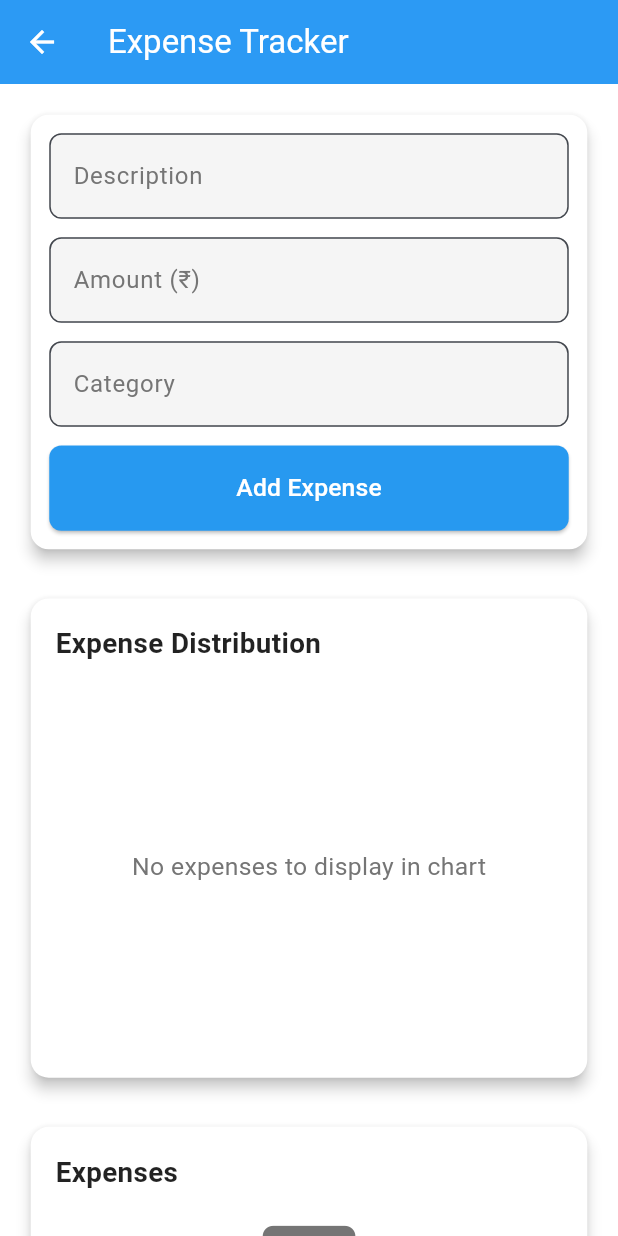
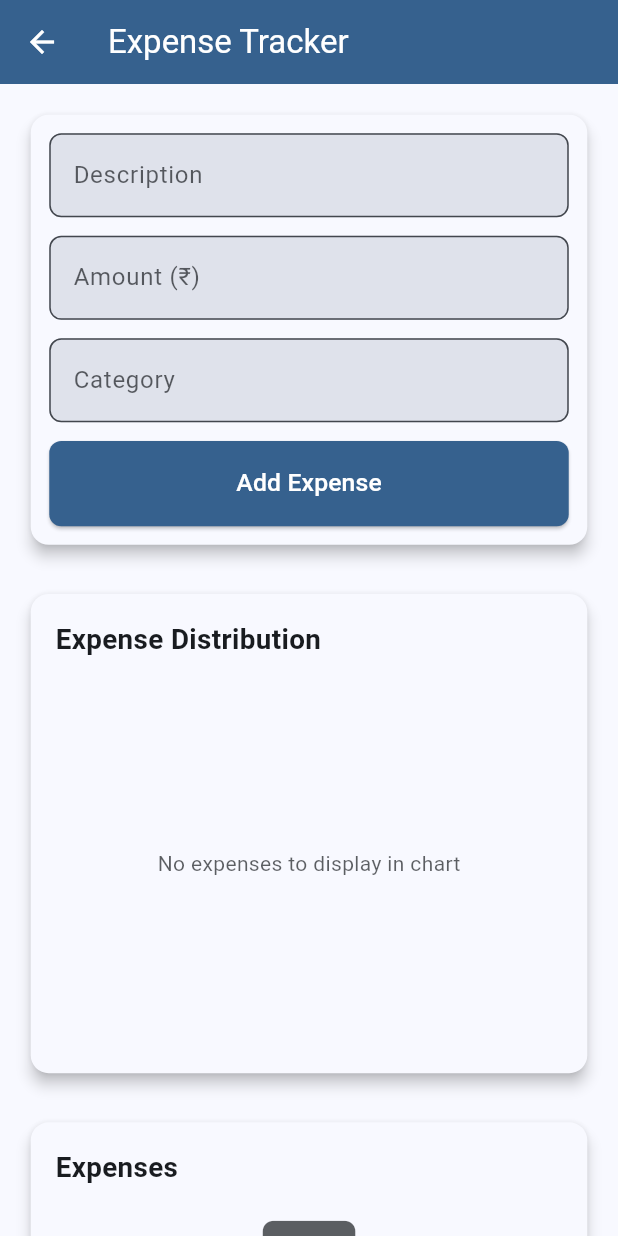
Before and after one commit to Krish5706/Tripx, a Flutter app: the ExpenseScreen screen opened directly, on a phone screen of 412 x 824 dp. Run offline on Flutter 3.47's test engine with Material 3 defaults, Android fonts, the light colour scheme and no system bars; our stand-ins replace fl_chart, image_picker, shared_preferences, sqflite, sqflite_common_ffi; accounts and stored records are empty.

Commit message:
ui update

```diff
--- a/lib/screens/dashboard_screen.dart
+++ b/lib/screens/dashboard_screen.dart
@@ -14,22 +14,32 @@ class DashboardScreen extends StatelessWidget {
           Navigator.pushNamed(context, '/destination');
         },
       ),
+      // _DashboardItem(
+      //   title: 'Trip Planner',
+      //   icon: Icons.map,
+      //   color: Colors.teal,
+      //   onTap: () {
+      //     Navigator.pushNamed(context, '/trip_planner');
+      //   },
+      // ),
+
       _DashboardItem(
         title: 'Trip Planner',
         icon: Icons.map,
         color: Colors.teal,
         onTap: () {
-          Navigator.pushNamed(context, '/trip_planner');
-        },
-      ),
-      _DashboardItem(
-        title: 'Daily Schedule',
-        icon: Icons.calendar_today,
-        color: Colors.orange,
-        onTap: () {
           Navigator.pushNamed(context, '/trip_selection');
         },
       ),
+
+      // _DashboardItem(
+      //   title: 'Daily Schedule',
+      //   icon: Icons.calendar_today,
+      //   color: Colors.orange,
+      //   onTap: () {
+      //     Navigator.pushNamed(context, '/trip_selection');
+      //   },
+      // ),
       _DashboardItem(
         title: 'Packing List',
         icon: Icons.checklist,
--- a/lib/screens/trip_details/expenses.dart
+++ b/lib/screens/trip_details/expenses.dart
@@ -16,7 +16,7 @@ class _ExpenseScreenState extends State<ExpenseScreen> {
   final TextEditingController _descriptionController = TextEditingController();
   final TextEditingController _amountController = TextEditingController();
   final TextEditingController _categoryController = TextEditingController();
-  final List<Color> _chartColors = []; // Non-final due to dynamic addition
+  final List<Color> _chartColors = [];
 
   Future<void> _addExpense() async {
     final description = _descriptionController.text.trim();
@@ -86,7 +86,8 @@ class _ExpenseScreenState extends State<ExpenseScreen> {
               final amount = double.tryParse(_amountController.text.trim()) ?? 0.0;
               final category = _categoryController.text.trim();
               if (description.isNotEmpty && amount > 0 && category.isNotEmpty) {
-                await _expenseService.updateExpense(expense.id, description, amount, category);
+                await _expenseService.updateExpense(
+                    expense.id, description, amount, category);
                 Navigator.pop(dialogContext, true);
               }
             },
@@ -186,22 +187,22 @@ class _ExpenseScreenState extends State<ExpenseScreen> {
 
   @override
   Widget build(BuildContext context) {
-    final isDarkMode = Theme.of(context).brightness == Brightness.dark;
-    final backgroundColor = isDarkMode ? Colors.black : Colors.white;
-    final cardColor = isDarkMode ? Colors.grey[900] : Colors.white;
-    final textColor = isDarkMode ? Colors.white : Colors.black87;
-    final secondaryTextColor = isDarkMode ? Colors.grey[400] : Colors.grey[600];
+    final theme = Theme.of(context);
+    final colorScheme = theme.colorScheme;
+    final textColor = colorScheme.onSurface;
+    final secondaryTextColor = colorScheme.onSurface.withOpacity(0.7);
     final screenWidth = MediaQuery.of(context).size.width;
     final screenHeight = MediaQuery.of(context).size.height;
-    final isLandscape = MediaQuery.of(context).orientation == Orientation.landscape;
+    final isLandscape =
+        MediaQuery.of(context).orientation == Orientation.landscape;
 
     return Scaffold(
       resizeToAvoidBottomInset: true,
-      backgroundColor: backgroundColor,
+      backgroundColor: colorScheme.background,
       appBar: AppBar(
         title: const Text('Expense Tracker'),
-        backgroundColor: const Color.fromARGB(255, 44, 154, 244),
-        foregroundColor: Colors.white,
+        backgroundColor: colorScheme.primary,
+        foregroundColor: colorScheme.onPrimary,
         elevation: 0,
       ),
       body: SafeArea(
@@ -212,69 +213,47 @@ class _ExpenseScreenState extends State<ExpenseScreen> {
             child: Column(
               crossAxisAlignment: CrossAxisAlignment.stretch,
               children: [
+                // Add Expense Form
                 Card(
                   elevation: 4,
                   shape: RoundedRectangleBorder(
                     borderRadius: BorderRadius.circular(12),
                   ),
-                  color: cardColor,
+                  color: colorScheme.surface,
                   child: Padding(
                     padding: EdgeInsets.all(screenWidth * 0.03),
                     child: Column(
                       crossAxisAlignment: CrossAxisAlignment.stretch,
                       children: [
-                        TextField(
+                        buildTextField(
                             controller: _descriptionController,
-                          style: TextStyle(color: textColor, fontSize: screenWidth * 0.04),
-                          decoration: InputDecoration(
-                            labelText: 'Description',
-                            labelStyle: TextStyle(color: secondaryTextColor),
-                            border: OutlineInputBorder(
-                              borderRadius: BorderRadius.circular(8),
-                            ),
-                            filled: true,
-                            fillColor: isDarkMode ? Colors.grey[800] : Colors.grey[100],
-                          ),
-                        ),
+                            label: 'Description',
+                            textColor: textColor,
+                            labelColor: secondaryTextColor),
                         SizedBox(height: screenHeight * 0.015),
-                        TextField(
+                        buildTextField(
                             controller: _amountController,
-                          keyboardType: TextInputType.number,
-                          style: TextStyle(color: textColor, fontSize: screenWidth * 0.04),
-                          decoration: InputDecoration(
-                            labelText: 'Amount (₹)',
-                            labelStyle: TextStyle(color: secondaryTextColor),
-                            border: OutlineInputBorder(
-                              borderRadius: BorderRadius.circular(8),
-                            ),
-                            filled: true,
-                            fillColor: isDarkMode ? Colors.grey[800] : Colors.grey[100],
-                          ),
-                        ),
+                            label: 'Amount (₹)',
+                            textColor: textColor,
+                            labelColor: secondaryTextColor,
+                            keyboardType: TextInputType.number),
                         SizedBox(height: screenHeight * 0.015),
-                        TextField(
+                        buildTextField(
                             controller: _categoryController,
-                          style: TextStyle(color: textColor, fontSize: screenWidth * 0.04),
-                          decoration: InputDecoration(
-                            labelText: 'Category',
-                            labelStyle: TextStyle(color: secondaryTextColor),
-                            border: OutlineInputBorder(
-                              borderRadius: BorderRadius.circular(8),
-                            ),
-                            filled: true,
-                            fillColor: isDarkMode ? Colors.grey[800] : Colors.grey[100],
-                          ),
-                        ),
+                            label: 'Category',
+                            textColor: textColor,
+                            labelColor: secondaryTextColor),
                         SizedBox(height: screenHeight * 0.015),
                         ElevatedButton(
                           onPressed: _addExpense,
                           style: ElevatedButton.styleFrom(
-                            backgroundColor: const Color.fromARGB(255, 39, 153, 240),
-                            foregroundColor: Colors.white,
+                            backgroundColor: colorScheme.primary,
+                            foregroundColor: colorScheme.onPrimary,
                             shape: RoundedRectangleBorder(
                               borderRadius: BorderRadius.circular(8),
                             ),
-                            padding: EdgeInsets.symmetric(vertical: screenHeight * 0.02),
+                            padding:
+                                EdgeInsets.symmetric(vertical: screenHeight * 0.02),
                             minimumSize: Size(double.infinity, 0),
                           ),
                           child: Text(
@@ -286,13 +265,16 @@ class _ExpenseScreenState extends State<ExpenseScreen> {
                     ),
                   ),
                 ),
+
                 SizedBox(height: screenHeight * 0.03),
+
+                // Expense Distribution Chart
                 Card(
                   elevation: 4,
                   shape: RoundedRectangleBorder(
                     borderRadius: BorderRadius.circular(12),
                   ),
-                  color: cardColor,
+                  color: colorScheme.surface,
                   child: Padding(
                     padding: EdgeInsets.all(screenWidth * 0.04),
                     child: Column(
@@ -307,8 +289,84 @@ class _ExpenseScreenState extends State<ExpenseScreen> {
                           ),
                         ),
                         SizedBox(height: screenHeight * 0.015),
-                        LayoutBuilder(
-                          builder: (context, constraints) {
+                        buildPieChart(
+                            isLandscape: isLandscape,
+                            screenHeight: screenHeight,
+                            screenWidth: screenWidth,
+                            secondaryTextColor: secondaryTextColor)
+                      ],
+                    ),
+                  ),
+                ),
+
+                SizedBox(height: screenHeight * 0.03),
+
+                // Expense List
+                Card(
+                  elevation: 4,
+                  shape: RoundedRectangleBorder(
+                    borderRadius: BorderRadius.circular(12),
+                  ),
+                  color: colorScheme.surface,
+                  child: Padding(
+                    padding: EdgeInsets.all(screenWidth * 0.04),
+                    child: Column(
+                      crossAxisAlignment: CrossAxisAlignment.start,
+                      children: [
+                        Text(
+                          'Expenses',
+                          style: TextStyle(
+                            fontSize: screenWidth * 0.045,
+                            fontWeight: FontWeight.bold,
+                            color: textColor,
+                          ),
+                        ),
+                        SizedBox(height: screenHeight * 0.015),
+                        buildExpenseList(
+                            screenWidth: screenWidth,
+                            screenHeight: screenHeight,
+                            textColor: textColor
+                                , secondaryTextColor: secondaryTextColor),
+                      ],
+                    ),
+                  ),
+                ),
+              ],
+            ),
+          ),
+        ),
+      ),
+    );
+  }
+
+  Widget buildTextField({
+    required TextEditingController controller,
+    required String label,
+    required Color textColor,
+    required Color labelColor,
+    TextInputType keyboardType = TextInputType.text,
+  }) {
+    return TextField(
+      controller: controller,
+      keyboardType: keyboardType,
+      style: TextStyle(color: textColor),
+      decoration: InputDecoration(
+        labelText: label,
+        labelStyle: TextStyle(color: labelColor),
+        border: OutlineInputBorder(borderRadius: BorderRadius.circular(8)),
+        filled: true,
+        fillColor: Theme.of(context).colorScheme.surfaceVariant,
+      ),
+    );
+  }
+
+  Widget buildPieChart({
+    required bool isLandscape,
+    required double screenHeight,
+    required double screenWidth,
+    required Color secondaryTextColor,
+  }) {
+    return LayoutBuilder(builder: (context, constraints) {
       final chartSize = isLandscape
           ? min(constraints.maxWidth * 0.9, screenHeight * 0.7)
           : min(constraints.maxWidth * 0.9, screenHeight * 0.3);
@@ -325,39 +383,46 @@ class _ExpenseScreenState extends State<ExpenseScreen> {
               return Center(
                 child: Text(
                   'Error loading chart: ${snapshot.error}',
-                                        style: TextStyle(color: secondaryTextColor, fontSize: screenWidth * 0.04),
+                  style: TextStyle(color: secondaryTextColor),
                 ),
               );
             } else if (!snapshot.hasData || snapshot.data!.isEmpty) {
               return Center(
                 child: Text(
                   'No expenses to display in chart',
-                                        style: TextStyle(color: secondaryTextColor, fontSize: screenWidth * 0.04),
+                  style: TextStyle(color: secondaryTextColor),
                 ),
               );
             }
+
             final categoryTotals = _calculateCategoryTotals(snapshot.data!);
             if (categoryTotals.isEmpty) {
               return Center(
                 child: Text(
                   'No categories to display',
-                                        style: TextStyle(color: secondaryTextColor, fontSize: screenWidth * 0.04),
+                  style: TextStyle(color: secondaryTextColor),
                 ),
               );
             }
+
             final colors = _generateColors(categoryTotals.length);
-                                  final sections = categoryTotals.entries.toList().asMap().entries.map((entry) {
+            final sections = categoryTotals.entries
+                .toList()
+                .asMap()
+                .entries
+                .map((entry) {
               final index = entry.key;
               final mapEntry = entry.value;
               return PieChartSectionData(
                 value: mapEntry.value,
-                                      title: '${mapEntry.key}\n₹${mapEntry.value.toStringAsFixed(2)}',
+                title:
+                    '${mapEntry.key}\n₹${mapEntry.value.toStringAsFixed(2)}',
                 color: colors[index % colors.length],
                 radius: chartSize * 0.35,
                 titleStyle: TextStyle(
-                                        fontSize: isLandscape ? screenWidth * 0.025 : screenWidth * 0.03,
+                  fontSize: screenWidth * (isLandscape ? 0.025 : 0.03),
                   fontWeight: FontWeight.bold,
-                                        color: Colors.white,
+                  color: Theme.of(context).colorScheme.onPrimary,
                   shadows: const [
                     Shadow(
                       color: Colors.black54,
@@ -386,34 +451,16 @@ class _ExpenseScreenState extends State<ExpenseScreen> {
           },
         ),
       );
-                          },
-                        ),
-                      ],
-                    ),
-                  ),
-                ),
-                SizedBox(height: screenHeight * 0.03),
-                Card(
-                  elevation: 4,
-                  shape: RoundedRectangleBorder(
-                    borderRadius: BorderRadius.circular(12),
-                  ),
-                  color: cardColor,
-                  child: Padding(
-                    padding: EdgeInsets.all(screenWidth * 0.04),
-                    child: Column(
-                      crossAxisAlignment: CrossAxisAlignment.start,
-                      children: [
-                        Text(
-                          'Expenses',
-                          style: TextStyle(
-                            fontSize: screenWidth * 0.045,
-                            fontWeight: FontWeight.bold,
-                            color: textColor,
-                          ),
-                        ),
-                        SizedBox(height: screenHeight * 0.015),
-                        FutureBuilder<List<Expense>>(
+    });
+  }
+
+  Widget buildExpenseList({
+    required double screenWidth,
+    required double screenHeight,
+    required Color textColor,
+    required Color secondaryTextColor,
+  }) {
+    return FutureBuilder<List<Expense>>(
       future: _expenseService.getExpenses(),
       builder: (context, snapshot) {
         if (snapshot.connectionState == ConnectionState.waiting) {
@@ -422,7 +469,7 @@ class _ExpenseScreenState extends State<ExpenseScreen> {
           return Center(
             child: Text(
               'Error: ${snapshot.error}',
-                                  style: TextStyle(color: textColor, fontSize: screenWidth * 0.04),
+              style: TextStyle(color: textColor),
             ),
           );
         } else if (!snapshot.hasData || snapshot.data!.isEmpty) {
@@ -455,13 +502,14 @@ class _ExpenseScreenState extends State<ExpenseScreen> {
               final index = entry.key;
               final expense = entry.value;
               return Padding(
-                                    padding: EdgeInsets.only(bottom: index < expenses.length - 1 ? screenHeight * 0.01 : 0),
+                padding: EdgeInsets.only(
+                    bottom: index < expenses.length - 1 ? screenHeight * 0.01 : 0),
                 child: Card(
                   elevation: 2,
                   shape: RoundedRectangleBorder(
                     borderRadius: BorderRadius.circular(12),
                   ),
-                                      color: cardColor,
+                  color: Theme.of(context).colorScheme.surface,
                   child: ListTile(
                     contentPadding: EdgeInsets.all(screenWidth * 0.04),
                     title: Text(
@@ -485,7 +533,7 @@ class _ExpenseScreenState extends State<ExpenseScreen> {
                         Text(
                           'Added: ${_formatDate(expense.timestamp)}',
                           style: TextStyle(
-                                                color: isDarkMode ? Colors.grey[500] : Colors.grey[400],
+                            color: secondaryTextColor.withOpacity(0.8),
                             fontSize: screenWidth * 0.03,
                           ),
                         ),
@@ -507,16 +555,6 @@ class _ExpenseScreenState extends State<ExpenseScreen> {
           );
         }
       },
-                        ),
-                      ],
-                    ),
-                  ),
-                ),
-              ],
-            ),
-          ),
-        ),
-      ),
     );
   }
 }
--- a/lib/screens/trip_details/notes.dart
+++ b/lib/screens/trip_details/notes.dart
@@ -99,10 +99,15 @@ class _NotesScreenState extends State<NotesScreen> {
 
   @override
   Widget build(BuildContext context) {
+    final theme = Theme.of(context);
+    final colorScheme = theme.colorScheme;
+    final isDark = theme.brightness == Brightness.dark;
+
     return Scaffold(
       appBar: AppBar(
         title: const Text('Travel Diary'),
-        backgroundColor: Colors.blue[600],
+        backgroundColor: colorScheme.primary,
+        foregroundColor: colorScheme.onPrimary,
         elevation: 0,
       ),
       body: Container(
@@ -110,7 +115,9 @@ class _NotesScreenState extends State<NotesScreen> {
           gradient: LinearGradient(
             begin: Alignment.topCenter,
             end: Alignment.bottomCenter,
-            colors: [Colors.blue[100]!, Colors.blue[50]!],
+            colors: isDark
+                ? [Colors.grey[900]!, Colors.black]
+                : [Colors.blue[100]!, Colors.blue[50]!],
           ),
         ),
         child: Padding(
@@ -119,6 +126,7 @@ class _NotesScreenState extends State<NotesScreen> {
             children: [
               Card(
                 elevation: 4,
+                color: colorScheme.surface,
                 shape: RoundedRectangleBorder(
                   borderRadius: BorderRadius.circular(12),
                 ),
@@ -133,26 +141,31 @@ class _NotesScreenState extends State<NotesScreen> {
                           decoration: InputDecoration(
                             labelText: 'New Travel Memory',
                             hintText: 'Jot down your adventure...',
+                            labelStyle: TextStyle(color: colorScheme.onSurface),
+                            hintStyle: TextStyle(color: colorScheme.onSurface.withOpacity(0.6)),
                             border: OutlineInputBorder(
                               borderRadius: BorderRadius.circular(8),
                             ),
                             filled: true,
-                            fillColor: Colors.white,
+                            fillColor: colorScheme.surfaceVariant,
                           ),
+                          style: TextStyle(color: colorScheme.onSurface),
+                          cursorColor: colorScheme.primary,
                         ),
                       ),
                       const SizedBox(width: 8),
                       ElevatedButton(
                         onPressed: _addNote,
                         style: ElevatedButton.styleFrom(
-                          backgroundColor: Colors.blue[600],
+                          backgroundColor: colorScheme.primary,
+                          foregroundColor: colorScheme.onPrimary,
                           shape: RoundedRectangleBorder(
                             borderRadius: BorderRadius.circular(8),
                           ),
                           padding: const EdgeInsets.symmetric(
                               horizontal: 16, vertical: 16),
                         ),
-                        child: const Icon(Icons.add, color: Colors.white),
+                        child: const Icon(Icons.add),
                       ),
                     ],
                   ),
@@ -172,13 +185,15 @@ class _NotesScreenState extends State<NotesScreen> {
                         child: Column(
                           mainAxisAlignment: MainAxisAlignment.center,
                           children: [
-                            Icon(Icons.book, size: 80, color: const Color.fromARGB(255, 84, 140, 201)),
+                            Icon(Icons.book,
+                                size: 80,
+                                color: colorScheme.primary.withOpacity(0.7)),
                             const SizedBox(height: 10),
                             Text(
                               'No travel memories yet.\nStart writing your adventures!',
                               textAlign: TextAlign.center,
                               style: TextStyle(
-                                color: Colors.grey[600],
+                                color: colorScheme.onSurface.withOpacity(0.6),
                                 fontSize: 16,
                                 fontStyle: FontStyle.italic,
                               ),
@@ -195,6 +210,7 @@ class _NotesScreenState extends State<NotesScreen> {
                           final note = notes[index];
                           return Card(
                             elevation: 2,
+                            color: colorScheme.surface,
                             shape: RoundedRectangleBorder(
                               borderRadius: BorderRadius.circular(12),
                             ),
@@ -202,21 +218,23 @@ class _NotesScreenState extends State<NotesScreen> {
                               contentPadding: const EdgeInsets.all(16),
                               title: Text(
                                 note.content,
-                                style: const TextStyle(
+                                style: TextStyle(
                                   fontSize: 16,
                                   fontWeight: FontWeight.w500,
+                                  color: colorScheme.onSurface,
                                 ),
                               ),
                               subtitle: Text(
                                 'Updated: ${_formatDate(note.timestamp)}',
                                 style: TextStyle(
-                                  color: Colors.grey[600],
+                                  color: colorScheme.onSurface.withOpacity(0.6),
                                   fontSize: 12,
                                 ),
                               ),
                               onTap: () => _editNoteDialog(note),
                               trailing: IconButton(
-                                icon: Icon(Icons.delete, color: Colors.red[400]),
+                                icon: Icon(Icons.delete,
+                                    color: Colors.red[400]),
                                 onPressed: () => _confirmDelete(note),
                               ),
                             ),
--- a/lib/screens/trip_details/schedule.dart
+++ b/lib/screens/trip_details/schedule.dart
@@ -128,7 +128,7 @@ class _ScheduleScreenState extends State<ScheduleScreen>
           children: [
             Text(
               'Schedule',
-              style: TextStyle(fontSize: 20, fontWeight: FontWeight.bold),
+              style: TextStyle(fontSize: 20),
             ),
             Text(
               widget.tripName,
```
Lines whose indentation alone changed are shown as unchanged.
